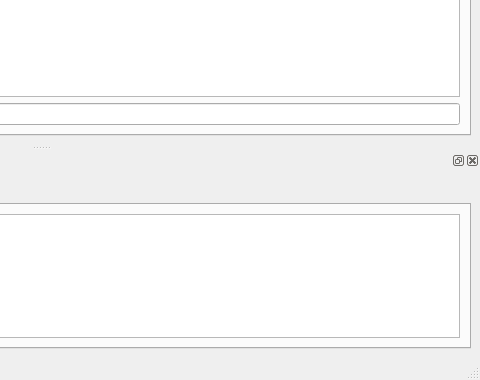
Before: the Qt Designer form src/ui/liquidacion.ui in armonge/EsquipulasPy, drawn with Qt 5; both pictures show x 399 to 879 and y 212 to 592 of the 879 by 592 pixel window.
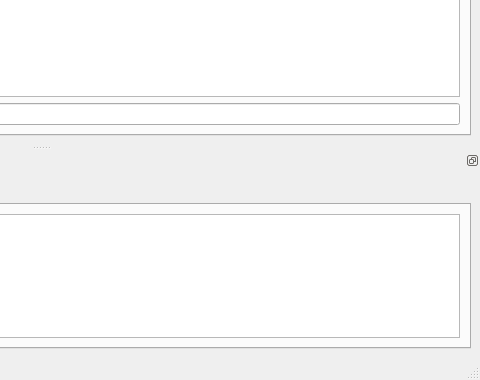
After: the same form once the commit is applied. Icons and pictures are not drawn. Custom widgets are drawn as their Qt base class.

```diff
--- a/src/ui/liquidacion.ui
+++ b/src/ui/liquidacion.ui
@@ -631,7 +631,7 @@
     </sizepolicy>
    </property>
    <property name="features">
-    <set>QDockWidget::AllDockWidgetFeatures</set>
+    <set>QDockWidget::DockWidgetFloatable|QDockWidget::DockWidgetMovable</set>
    </property>
    <property name="allowedAreas">
     <set>Qt::BottomDockWidgetArea|Qt::TopDockWidgetArea</set>
```
